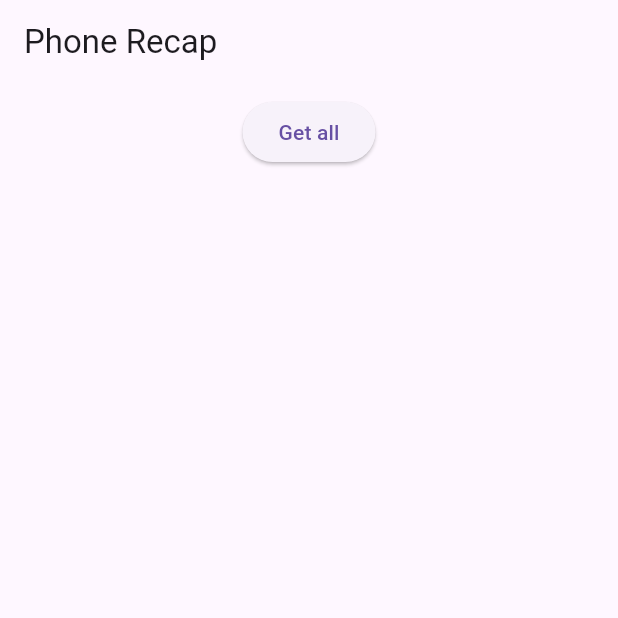
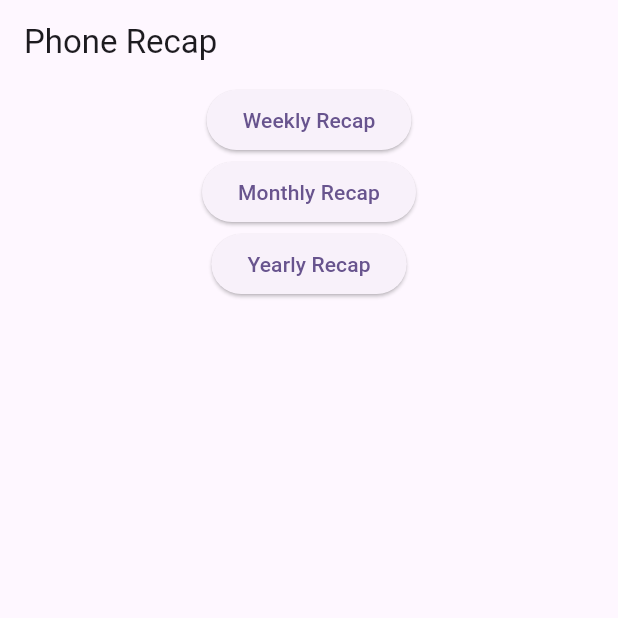
Before and after one commit to abdetaterefe/phone_recap, a Flutter app: the screen it shows after launch, on a phone screen of 412 x 824 dp, the top half of it. Run offline on Flutter 3.47's test engine with Material 3 defaults, Android fonts, the phone set to English and light mode, and no system bars; missing offline and left inert: call_log.

Commit message:
monthly recap screen menamen

```diff
--- a/lib/main.dart
+++ b/lib/main.dart
@@ -1,5 +1,5 @@
 import 'package:flutter/material.dart';
-import 'package:call_log/call_log.dart';
+import 'package:phone_recap/views/home.dart';
 
 void main() {
   runApp(const MyApp());
@@ -13,84 +13,15 @@ class MyApp extends StatefulWidget {
 }
 
 class _MyAppState extends State<MyApp> {
-  Iterable<CallLogEntry> _callLogEntries = <CallLogEntry>[];
-  var now = DateTime.now();
-
   @override
   Widget build(BuildContext context) {
-    const TextStyle mono = TextStyle(fontFamily: 'monospace');
-
     return MaterialApp(
-      home: Scaffold(
-        appBar: AppBar(title: const Text('Phone Recap')),
-        body: SingleChildScrollView(
-          child: Column(
-            children: <Widget>[
-              Center(
-                child: Padding(
-                  padding: const EdgeInsets.all(8.0),
-                  child: ElevatedButton(
-                    onPressed: () async {
-                      final Iterable<CallLogEntry> result =
-                          await CallLog.query();
-                      setState(() {
-                        _callLogEntries = result;
-                      });
-                    },
-                    child: const Text('Get all'),
-                  ),
-                ),
-              ),
-              SizedBox(
-                height: MediaQuery.of(context).size.height * 0.8,
-                child: ListView.separated(
-                  scrollDirection: Axis.vertical,
-                  itemBuilder: (ctx, i) {
-                    return Padding(
-                      padding: const EdgeInsets.all(8.0),
-                      child: Column(
-                        crossAxisAlignment: CrossAxisAlignment.start,
-                        mainAxisAlignment: MainAxisAlignment.start,
-                        children: <Widget>[
-                          const Divider(),
-                          Text(
-                              'F. NUMBER  : ${_callLogEntries.elementAt(i).formattedNumber}',
-                              style: mono),
-                          Text(
-                              'NUMBER     : ${_callLogEntries.elementAt(i).number}',
-                              style: mono),
-                          Text(
-                              'NAME       : ${_callLogEntries.elementAt(i).name}',
-                              style: mono),
-                          Text(
-                              'TYPE       : ${_callLogEntries.elementAt(i).callType}',
-                              style: mono),
-                          Text(
-                            'DATE       : ${DateTime.fromMillisecondsSinceEpoch(_callLogEntries.elementAt(i).timestamp!)}',
-                            style: mono,
-                          ),
-                          Text(
-                              'DURATION   : ${_callLogEntries.elementAt(i).duration}',
-                              style: mono),
-                          Text(
-                              'SIM NAME   : ${_callLogEntries.elementAt(i).simDisplayName}',
-                              style: mono),
-                        ],
-                      ),
-                    );
-                  },
-                  separatorBuilder: (ctx, i) {
-                    return const SizedBox(
-                      height: 10,
-                    );
-                  },
-                  itemCount: _callLogEntries.length,
-                ),
-              ),
-            ],
-          ),
-        ),
+      title: 'Misage',
+      theme: ThemeData(
+        colorScheme: ColorScheme.fromSeed(seedColor: Colors.deepPurple),
+        useMaterial3: true,
       ),
+      home: const HomePage(),
     );
   }
 }
--- /dev/null
+++ b/lib/views/home.dart
@@ -0,0 +1,69 @@
+import 'package:flutter/material.dart';
+import 'package:phone_recap/views/recap.dart';
+
+class HomePage extends StatefulWidget {
+  const HomePage({super.key});
+
+  @override
+  State<HomePage> createState() => _HomePageState();
+}
+
+class _HomePageState extends State<HomePage> {
+  @override
+  Widget build(BuildContext context) {
+    return Scaffold(
+      appBar: AppBar(title: const Text('Phone Recap')),
+      body: SingleChildScrollView(
+        child: Column(
+          children: <Widget>[
+            Center(
+              child: ElevatedButton(
+                onPressed: () {
+                  Navigator.push(
+                    context,
+                    MaterialPageRoute(
+                      builder: (context) => const RecapScreen(
+                        recap: "weekly",
+                      ),
+                    ),
+                  );
+                },
+                child: const Text('Weekly Recap'),
+              ),
+            ),
+            Center(
+              child: ElevatedButton(
+                onPressed: () {
+                  Navigator.push(
+                    context,
+                    MaterialPageRoute(
+                      builder: (context) => const RecapScreen(
+                        recap: "monthly",
+                      ),
+                    ),
+                  );
+                },
+                child: const Text('Monthly Recap'),
+              ),
+            ),
+            Center(
+              child: ElevatedButton(
+                onPressed: () {
+                  Navigator.push(
+                    context,
+                    MaterialPageRoute(
+                      builder: (context) => const RecapScreen(
+                        recap: "yearly",
+                      ),
+                    ),
+                  );
+                },
+                child: const Text('Yearly Recap'),
+              ),
+            ),
+          ],
+        ),
+      ),
+    );
+  }
+}
```
Also changed, not shown: lib/views/recap.dart (added, +106 -0 lines).
